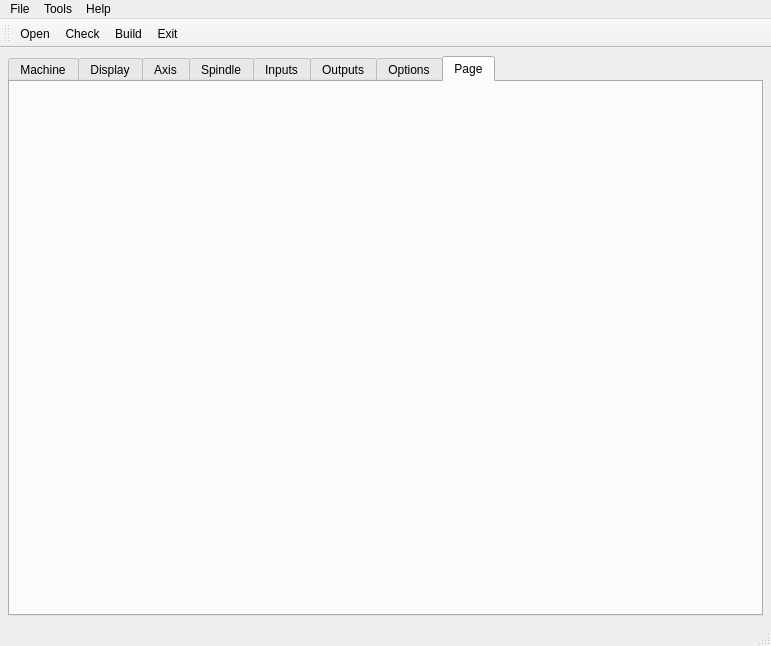
First picture: the form in 7i96.ui, repository snelweg/7i96, before the edit.
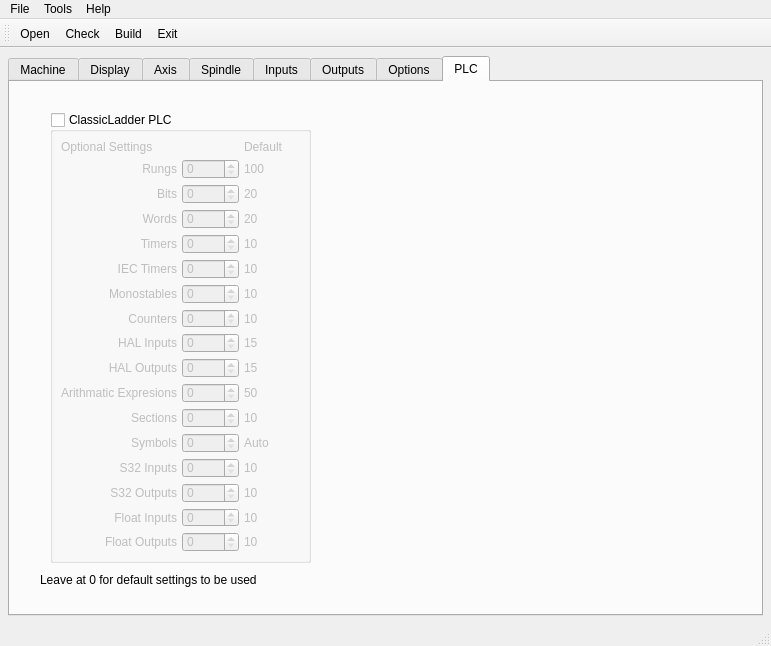
Second picture: the form after the edit. The open tabs and pages were chosen to show the change.

What changed in the file:
```diff
--- a/7i96.ui
+++ b/7i96.ui
@@ -4572,8 +4572,440 @@
       </widget>
       <widget class="QWidget" name="tab_7">
        <attribute name="title">
-        <string>Page</string>
+        <string>PLC</string>
        </attribute>
+       <widget class="QGroupBox" name="ladderGB">
+        <property name="geometry">
+         <rect>
+          <x>40</x>
+          <y>30</y>
+          <width>261</width>
+          <height>451</height>
+         </rect>
+        </property>
+        <property name="title">
+         <string>ClassicLadder PLC</string>
+        </property>
+        <property name="checkable">
+         <bool>true</bool>
+        </property>
+        <property name="checked">
+         <bool>false</bool>
+        </property>
+        <layout class="QGridLayout" name="gridLayout_28">
+         <item row="2" column="2">
+          <widget class="QLabel" name="label_155">
+           <property name="text">
+            <string>20</string>
+           </property>
+          </widget>
+         </item>
+         <item row="1" column="0">
+          <widget class="QLabel" name="label_143">
+           <property name="text">
+            <string>Rungs</string>
+           </property>
+           <property name="alignment">
+            <set>Qt::AlignRight|Qt::AlignTrailing|Qt::AlignVCenter</set>
+           </property>
+          </widget>
+         </item>
+         <item row="6" column="0">
+          <widget class="QLabel" name="label_147">
+           <property name="text">
+            <string>Monostables</string>
+           </property>
+           <property name="alignment">
+            <set>Qt::AlignRight|Qt::AlignTrailing|Qt::AlignVCenter</set>
+           </property>
+          </widget>
+         </item>
+         <item row="3" column="1">
+          <widget class="QSpinBox" name="ladderWordsSB">
+           <property name="option" stdset="0">
+            <string>numWords</string>
+           </property>
+          </widget>
+         </item>
+         <item row="1" column="2">
+          <widget class="QLabel" name="label_153">
+           <property name="text">
+            <string>100</string>
+           </property>
+          </widget>
+         </item>
+         <item row="8" column="0">
+          <widget class="QLabel" name="label_148">
+           <property name="text">
+            <string>HAL Inputs</string>
+           </property>
+           <property name="alignment">
+            <set>Qt::AlignRight|Qt::AlignTrailing|Qt::AlignVCenter</set>
+           </property>
+          </widget>
+         </item>
+         <item row="4" column="1">
+          <widget class="QSpinBox" name="ladderTimersSB">
+           <property name="option" stdset="0">
+            <string>numTimers</string>
+           </property>
+          </widget>
+         </item>
+         <item row="1" column="1">
+          <widget class="QSpinBox" name="ladderRungsSB">
+           <property name="option" stdset="0">
+            <string>numRungs</string>
+           </property>
+          </widget>
+         </item>
+         <item row="4" column="0">
+          <widget class="QLabel" name="label_146">
+           <property name="text">
+            <string>Timers</string>
+           </property>
+           <property name="alignment">
+            <set>Qt::AlignRight|Qt::AlignTrailing|Qt::AlignVCenter</set>
+           </property>
+          </widget>
+         </item>
+         <item row="8" column="1">
+          <widget class="QSpinBox" name="ladderInputsSB">
+           <property name="option" stdset="0">
+            <string>numPhysInputs</string>
+           </property>
+          </widget>
+         </item>
+         <item row="0" column="2">
+          <widget class="QLabel" name="label_154">
+           <property name="text">
+            <string>Default</string>
+           </property>
+          </widget>
+         </item>
+         <item row="4" column="2">
+          <widget class="QLabel" name="label_157">
+           <property name="text">
+            <string>10</string>
+           </property>
+          </widget>
+         </item>
+         <item row="5" column="1">
+          <widget class="QSpinBox" name="iecTimerSB">
+           <property name="option" stdset="0">
+            <string>numTimersIec</string>
+           </property>
+          </widget>
+         </item>
+         <item row="9" column="0">
+          <widget class="QLabel" name="label_149">
+           <property name="text">
+            <string>HAL Outputs</string>
+           </property>
+           <property name="alignment">
+            <set>Qt::AlignRight|Qt::AlignTrailing|Qt::AlignVCenter</set>
+           </property>
+          </widget>
+         </item>
+         <item row="2" column="0">
+          <widget class="QLabel" name="label_144">
+           <property name="text">
+            <string>Bits</string>
+           </property>
+           <property name="alignment">
+            <set>Qt::AlignRight|Qt::AlignTrailing|Qt::AlignVCenter</set>
+           </property>
+          </widget>
+         </item>
+         <item row="9" column="1">
+          <widget class="QSpinBox" name="ladderOutputsSB">
+           <property name="option" stdset="0">
+            <string>numPhysOutputs</string>
+           </property>
+          </widget>
+         </item>
+         <item row="5" column="2">
+          <widget class="QLabel" name="label_159">
+           <property name="text">
+            <string>10</string>
+           </property>
+          </widget>
+         </item>
+         <item row="11" column="1">
+          <widget class="QSpinBox" name="ladderSectionsSB">
+           <property name="option" stdset="0">
+            <string>numSections</string>
+           </property>
+          </widget>
+         </item>
+         <item row="7" column="0">
+          <widget class="QLabel" name="label_165">
+           <property name="text">
+            <string>Counters</string>
+           </property>
+           <property name="alignment">
+            <set>Qt::AlignRight|Qt::AlignTrailing|Qt::AlignVCenter</set>
+           </property>
+          </widget>
+         </item>
+         <item row="7" column="2">
+          <widget class="QLabel" name="label_166">
+           <property name="text">
+            <string>10</string>
+           </property>
+          </widget>
+         </item>
+         <item row="11" column="0">
+          <widget class="QLabel" name="label_151">
+           <property name="text">
+            <string>Sections</string>
+           </property>
+           <property name="alignment">
+            <set>Qt::AlignRight|Qt::AlignTrailing|Qt::AlignVCenter</set>
+           </property>
+          </widget>
+         </item>
+         <item row="3" column="0">
+          <widget class="QLabel" name="label_145">
+           <property name="text">
+            <string>Words</string>
+           </property>
+           <property name="alignment">
+            <set>Qt::AlignRight|Qt::AlignTrailing|Qt::AlignVCenter</set>
+           </property>
+          </widget>
+         </item>
+         <item row="10" column="1">
+          <widget class="QSpinBox" name="ladderExpresionsSB">
+           <property name="option" stdset="0">
+            <string>numArithmExpr</string>
+           </property>
+          </widget>
+         </item>
+         <item row="8" column="2">
+          <widget class="QLabel" name="label_161">
+           <property name="text">
+            <string>15</string>
+           </property>
+          </widget>
+         </item>
+         <item row="6" column="2">
+          <widget class="QLabel" name="label_160">
+           <property name="text">
+            <string>10</string>
+           </property>
+          </widget>
+         </item>
+         <item row="2" column="1">
+          <widget class="QSpinBox" name="ladderBitsSB">
+           <property name="option" stdset="0">
+            <string>numBits</string>
+           </property>
+          </widget>
+         </item>
+         <item row="6" column="1">
+          <widget class="QSpinBox" name="ladderMonostablesSB">
+           <property name="option" stdset="0">
+            <string>numMonostables</string>
+           </property>
+          </widget>
+         </item>
+         <item row="10" column="0">
+          <widget class="QLabel" name="label_150">
+           <property name="text">
+            <string>Arithmatic Expresions</string>
+           </property>
+           <property name="alignment">
+            <set>Qt::AlignRight|Qt::AlignTrailing|Qt::AlignVCenter</set>
+           </property>
+          </widget>
+         </item>
+         <item row="10" column="2">
+          <widget class="QLabel" name="label_163">
+           <property name="text">
+            <string>50</string>
+           </property>
+          </widget>
+         </item>
+         <item row="9" column="2">
+          <widget class="QLabel" name="label_162">
+           <property name="text">
+            <string>15</string>
+           </property>
+          </widget>
+         </item>
+         <item row="7" column="1">
+          <widget class="QSpinBox" name="ladderCountersSB">
+           <property name="option" stdset="0">
+            <string>numCounters</string>
+           </property>
+          </widget>
+         </item>
+         <item row="11" column="2">
+          <widget class="QLabel" name="label_164">
+           <property name="text">
+            <string>10</string>
+           </property>
+          </widget>
+         </item>
+         <item row="13" column="0">
+          <widget class="QLabel" name="label_168">
+           <property name="text">
+            <string>S32 Inputs</string>
+           </property>
+           <property name="alignment">
+            <set>Qt::AlignRight|Qt::AlignTrailing|Qt::AlignVCenter</set>
+           </property>
+          </widget>
+         </item>
+         <item row="15" column="0">
+          <widget class="QLabel" name="label_170">
+           <property name="text">
+            <string>Float Inputs</string>
+           </property>
+           <property name="alignment">
+            <set>Qt::AlignRight|Qt::AlignTrailing|Qt::AlignVCenter</set>
+           </property>
+          </widget>
+         </item>
+         <item row="5" column="0">
+          <widget class="QLabel" name="label_158">
+           <property name="text">
+            <string>IEC Timers</string>
+           </property>
+           <property name="alignment">
+            <set>Qt::AlignRight|Qt::AlignTrailing|Qt::AlignVCenter</set>
+           </property>
+          </widget>
+         </item>
+         <item row="3" column="2">
+          <widget class="QLabel" name="label_156">
+           <property name="text">
+            <string>20</string>
+           </property>
+          </widget>
+         </item>
+         <item row="12" column="0">
+          <widget class="QLabel" name="label_167">
+           <property name="text">
+            <string>Symbols</string>
+           </property>
+           <property name="alignment">
+            <set>Qt::AlignRight|Qt::AlignTrailing|Qt::AlignVCenter</set>
+           </property>
+          </widget>
+         </item>
+         <item row="14" column="0">
+          <widget class="QLabel" name="label_169">
+           <property name="text">
+            <string>S32 Outputs</string>
+           </property>
+           <property name="alignment">
+            <set>Qt::AlignRight|Qt::AlignTrailing|Qt::AlignVCenter</set>
+           </property>
+          </widget>
+         </item>
+         <item row="16" column="0">
+          <widget class="QLabel" name="label_171">
+           <property name="text">
+            <string>Float Outputs</string>
+           </property>
+           <property name="alignment">
+            <set>Qt::AlignRight|Qt::AlignTrailing|Qt::AlignVCenter</set>
+           </property>
+          </widget>
+         </item>
+         <item row="12" column="1">
+          <widget class="QSpinBox" name="ladderSymbolsSB">
+           <property name="option" stdset="0">
+            <string>numSymbols</string>
+           </property>
+          </widget>
+         </item>
+         <item row="13" column="1">
+          <widget class="QSpinBox" name="ladderS32InputsSB">
+           <property name="option" stdset="0">
+            <string>numS32in</string>
+           </property>
+          </widget>
+         </item>
+         <item row="14" column="1">
+          <widget class="QSpinBox" name="ladderS32OuputsSB">
+           <property name="option" stdset="0">
+            <string>numS32out</string>
+           </property>
+          </widget>
+         </item>
+         <item row="15" column="1">
+          <widget class="QSpinBox" name="ladderFloatInputsSB">
+           <property name="option" stdset="0">
+            <string>numFloatIn</string>
+           </property>
+          </widget>
+         </item>
+         <item row="16" column="1">
+          <widget class="QSpinBox" name="ladderFloatOutputsSB">
+           <property name="option" stdset="0">
+            <string>numFloatOut</string>
+           </property>
+          </widget>
+         </item>
+         <item row="12" column="2">
+          <widget class="QLabel" name="label_172">
+           <property name="text">
+            <string>Auto</string>
+           </property>
+          </widget>
+         </item>
+         <item row="13" column="2">
+          <widget class="QLabel" name="label_173">
+           <property name="text">
+            <string>10</string>
+           </property>
+          </widget>
+         </item>
+         <item row="14" column="2">
+          <widget class="QLabel" name="label_174">
+           <property name="text">
+            <string>10</string>
+           </property>
+          </widget>
+         </item>
+         <item row="15" column="2">
+          <widget class="QLabel" name="label_175">
+           <property name="text">
+            <string>10</string>
+           </property>
+          </widget>
+         </item>
+         <item row="16" column="2">
+          <widget class="QLabel" name="label_176">
+           <property name="text">
+            <string>10</string>
+           </property>
+          </widget>
+         </item>
+         <item row="0" column="0">
+          <widget class="QLabel" name="label_177">
+           <property name="text">
+            <string>Optional Settings</string>
+           </property>
+          </widget>
+         </item>
+        </layout>
+       </widget>
+       <widget class="QLabel" name="label_152">
+        <property name="geometry">
+         <rect>
+          <x>30</x>
+          <y>490</y>
+          <width>261</width>
+          <height>16</height>
+         </rect>
+        </property>
+        <property name="text">
+         <string>Leave at 0 for default settings to be used</string>
+        </property>
+       </widget>
       </widget>
      </widget>
     </item>
```
Left out of the diff: 14 changed lines with no effect on the pictures.
